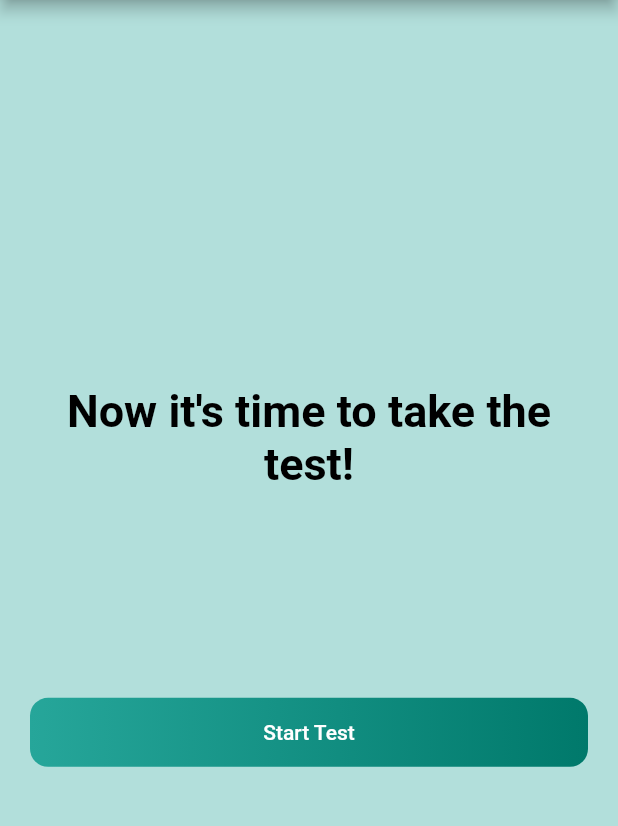
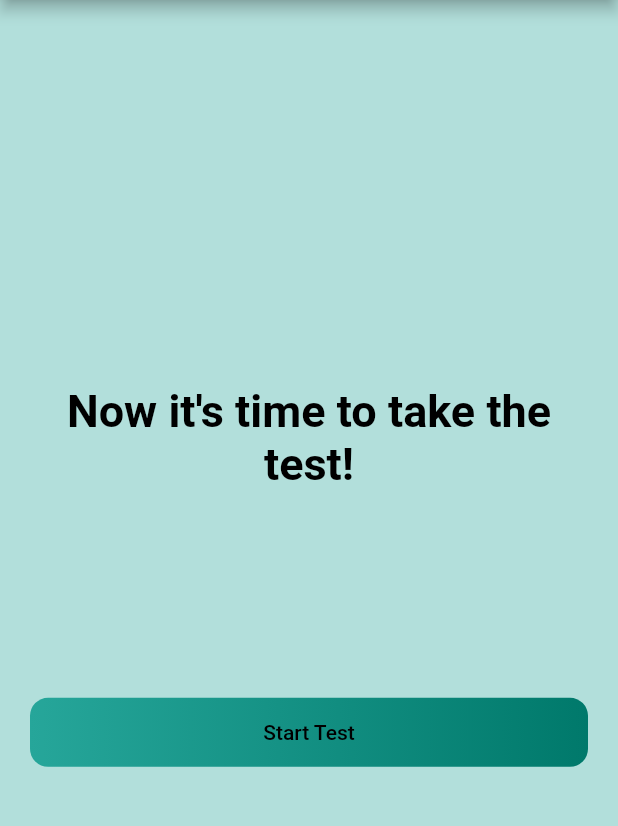
Before and after one commit to systemcrackers/systemcrackers-app, a Flutter app: the AutismHomeScreen screen opened directly with empty values, on a phone screen of 412 x 824 dp, the part 84-910 px from its top. Run offline on Flutter 3.47's test engine with Material 2 defaults, Android fonts, the phone set to English and light mode, and no system bars; our stand-ins replace expandable_text, flutter_tts, font_awesome_flutter, get, google_sign_in, image_picker and 1 more; missing offline and left inert: api_cache_manager, country_list_pick.

Commit message:
after revert

```diff
--- a/lib/main.dart
+++ b/lib/main.dart
@@ -10,9 +10,7 @@ import 'screens/child_details_screen.dart';
 import 'screens/email_report.dart';
 import 'screens/home_screen.dart';
 import 'screens/know_more_screen.dart';
-import 'screens/learning_home_screen.dart';
 import 'screens/otp_screen.dart';
-import 'screens/text_to_speech.dart';
 
 Widget _defaultHome = const LoginScreen();
 
@@ -51,9 +49,6 @@ class MyApp extends StatelessWidget {
         '/autism': (context) => const AutismQuizScreen(),
         '/know_more': (context) => KnowMoreScreen(),
         '/email_report': (context) => const EmailReport(),
-        // '/autism_home': (context) => const AutismHomeScreen(),
-        '/learning_home':(context) => const LearningHomeScreen(),
-        '/text_to_speech': (context) => const TextToSpeech(),
       },
     );
   }
--- a/lib/screens/autism_home_screen.dart
+++ b/lib/screens/autism_home_screen.dart
@@ -70,7 +70,7 @@ class _AutismHomeScreenState extends State<AutismHomeScreen> {
                           style: Theme.of(context)
                               .textTheme
                               .button
-                              ?.copyWith(color: Colors.white),
+                              ?.copyWith(color: Colors.black),
                         ),
                       ),
                     ),
--- a/lib/screens/child_details_screen.dart
+++ b/lib/screens/child_details_screen.dart
@@ -55,7 +55,6 @@ class _ChildDetailsState extends State<ChildDetails> {
 
   Widget _loginUI(BuildContext context) {
     return SingleChildScrollView(
-      scrollDirection: Axis.vertical,
       child: Column(
         mainAxisAlignment: MainAxisAlignment.start,
         crossAxisAlignment: CrossAxisAlignment.start,
--- a/lib/screens/email_report.dart
+++ b/lib/screens/email_report.dart
@@ -66,7 +66,7 @@ class _EmailReportState extends State<EmailReport> {
             SizedBox(height: 25),
             ElevatedButton(
               onPressed: () {
-                Navigator.pushNamed(context, '/text_to_speech');
+                Navigator.pushNamed(context, '/learning_home_screen');
               },
               child: Padding(
                 padding: const EdgeInsets.symmetric(horizontal: 8.0, vertical: 12),
--- a/lib/screens/home_screen.dart
+++ b/lib/screens/home_screen.dart
@@ -1,7 +1,6 @@
 import 'package:flutter/material.dart';
 import 'package:uia_app/screens/dyslexia_screen.dart';
 import 'package:uia_app/screens/know_more_screen.dart';
-import 'package:uia_app/screens/text_to_speech.dart';
 
 class HomeScreen extends StatefulWidget {
   const HomeScreen({super.key});
@@ -156,7 +155,7 @@ Widget BuildCard(
                     Navigator.push(
                         context,
                         MaterialPageRoute(
-                            builder: (context) => const TextToSpeech()));
+                            builder: (context) => const DyslexiaScreen()));
                     break;
                   case 2:
                     // Navigator.push(context,
--- a/lib/screens/know_more_screen.dart
+++ b/lib/screens/know_more_screen.dart
@@ -79,7 +79,6 @@ class KnowMoreScreen extends StatelessWidget {
               final feature = featuresList[index];
 
               return SingleChildScrollView(
-                scrollDirection: Axis.vertical,
                 child: Container(
                   margin: EdgeInsets.fromLTRB(20, 15, 20, 10),
                   decoration: BoxDecoration(
--- a/lib/utils/Questions.dart
+++ b/lib/utils/Questions.dart
@@ -49,7 +49,7 @@ const List sample_data = [
     "question": "If you or someone else in the family is visibly upset, does your child show signs of wanting to comfort them? (e.g. stroking hair, hugging them)",
     "options": ['Not at all', 'Several Days', 'More than half the days', 'Nearly everyday'],
     "answer_index": 2,
-  }
+  },
   // {
   //   "id": 8,
   //   "question": "Would you describe your childs ",
--- a/pubspec.yaml
+++ b/pubspec.yaml
@@ -46,7 +46,6 @@ dependencies:
   expandable_text: ^2.3.0
   dio: ^4.0.6
   get: ^4.6.5
-  flutter_tts: ^3.6.2
 
 dev_dependencies:
   flutter_test:
```
Also changed, not shown: 2 other files.
